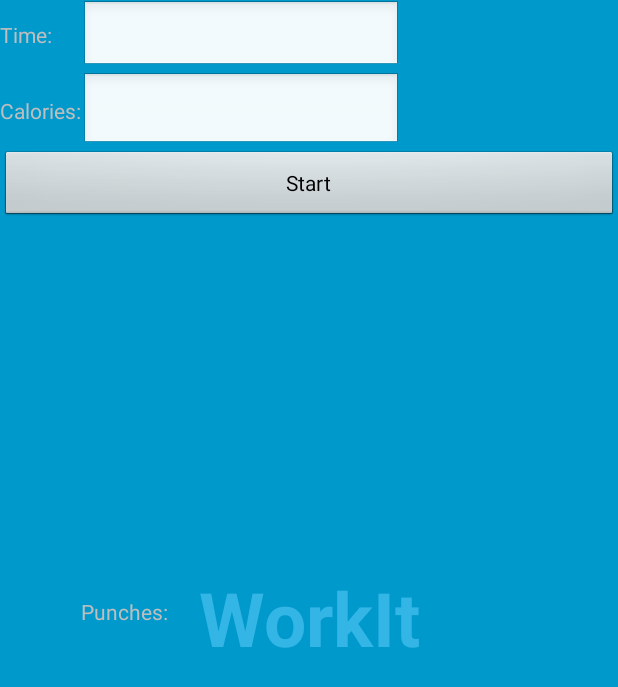
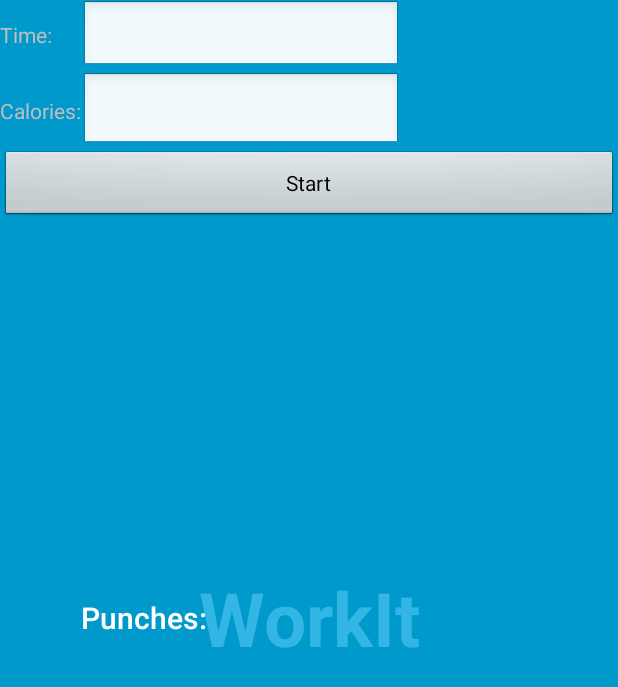
Before and after one commit to zmike808/WorkIt, an Android app: the screen it shows after launch (FullscreenActivity), on a phone screen of 412 x 824 dp. Shown: the top 687 px of the screen. Run offline under Robolectric (Android 15) with nearby library versions, the light colour scheme and no system bars.

Commit message:
Resized punches text

```diff
--- a/WorkItProject/WorkIt/src/main/res/layout/activity_fullscreen.xml
+++ b/WorkItProject/WorkIt/src/main/res/layout/activity_fullscreen.xml
@@ -109,7 +109,8 @@
                     android:layout_height="wrap_content"
                     android:text="Punches:"
                     android:id="@+id/punch_count"
-                    android:layout_column="1" />
+                    android:layout_column="1"
+                    style="@style/TextAppearance.AppCompat.Widget.ActionBar.Title" />
 
             </TableRow>
 
```
Also changed, not shown: 1 other file.
